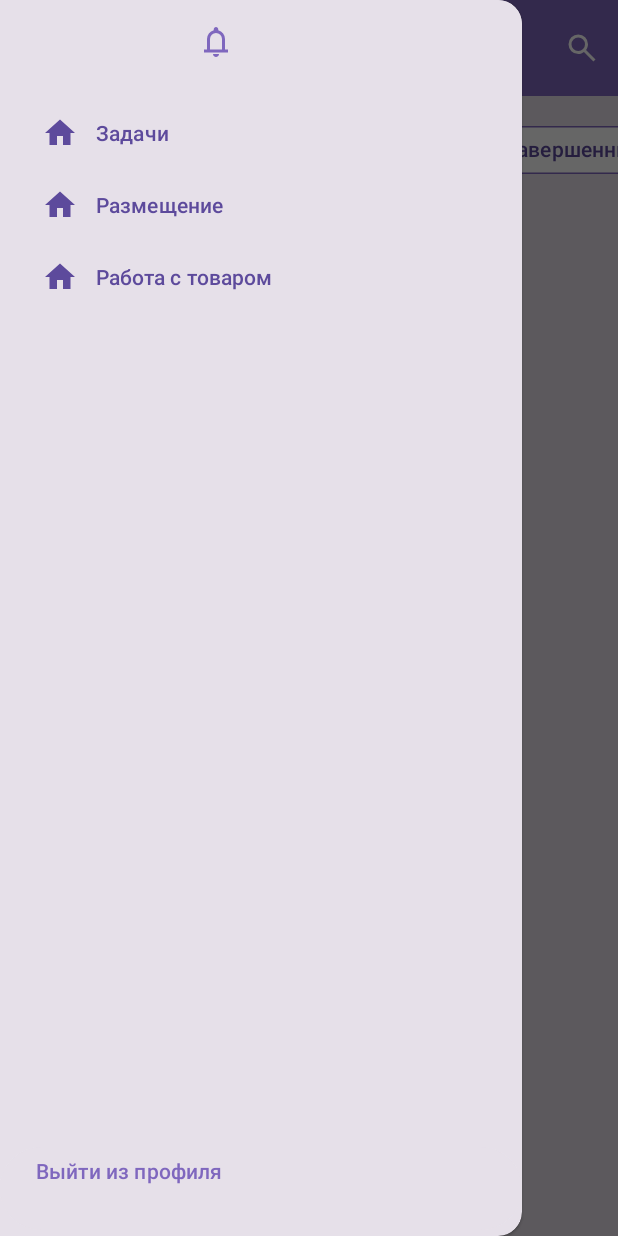
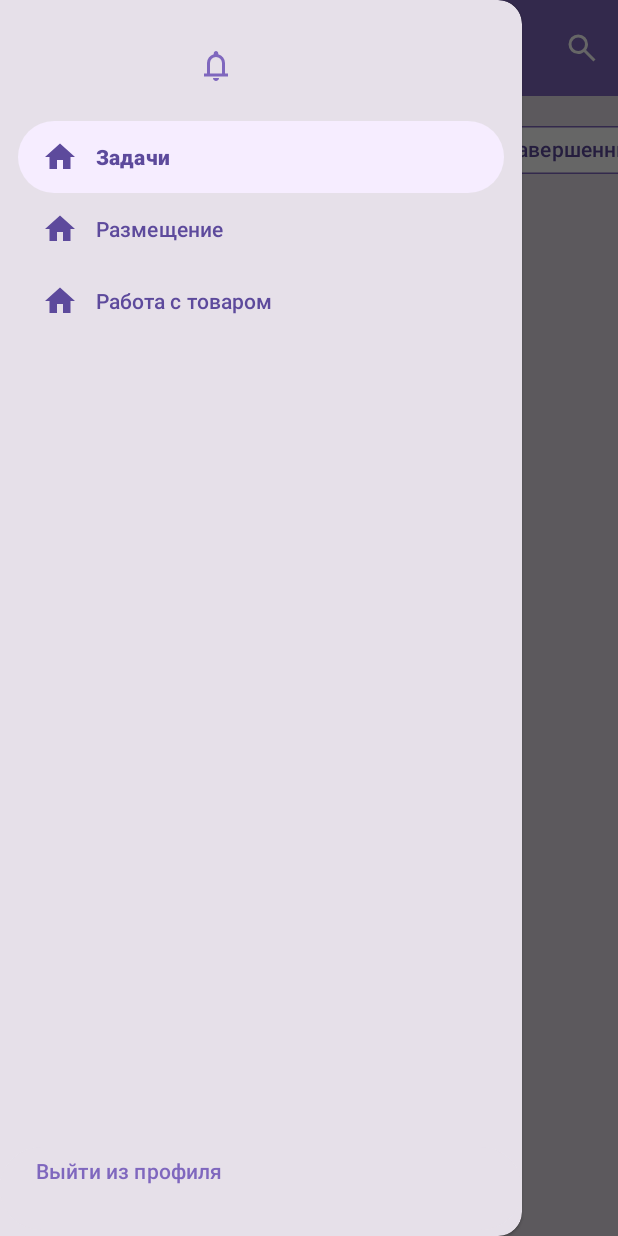
Before and after one commit to Lazydemon341/Ruparts, an Android app built with Jetpack Compose: the screen it shows after launch (MainActivity), with the side drawer open, on a phone screen of 412 x 824 dp. Run offline under Robolectric (Android 15) with nearby library versions, the phone set to English and light mode, and no system bars; our stand-ins replace Dagger/Hilt's generated code, navigation-ui; network calls fail; 3 statements that could not run were skipped.

Commit message:
setup toolbar and drawer with navigation ui

```diff
--- a/app/src/main/java/com/ruparts/app/MainActivity.kt
+++ b/app/src/main/java/com/ruparts/app/MainActivity.kt
@@ -2,37 +2,33 @@ package com.ruparts.app
 
 import android.os.Bundle
 import android.view.View
+import android.widget.Button
 import android.widget.TextView
-import android.widget.Button
 import androidx.activity.enableEdgeToEdge
 import androidx.activity.viewModels
 import androidx.appcompat.app.AppCompatActivity
+import androidx.appcompat.widget.Toolbar
 import androidx.core.os.bundleOf
+import androidx.core.view.isVisible
 import androidx.drawerlayout.widget.DrawerLayout
-import androidx.lifecycle.lifecycleScope
 import androidx.navigation.NavController
+import androidx.navigation.NavOptions
+import androidx.navigation.fragment.NavHostFragment
+import androidx.navigation.ui.AppBarConfiguration
+import androidx.navigation.ui.navigateUp
+import androidx.navigation.ui.setupActionBarWithNavController
 import androidx.navigation.ui.setupWithNavController
-import androidx.navigation.NavOptions
-import androidx.navigation.findNavController
-import androidx.navigation.fragment.NavHostFragment
-import androidx.navigation.fragment.findNavController
 import com.google.android.material.navigation.NavigationView
 import com.ruparts.app.core.navigation.NavigationManager
 import com.ruparts.app.core.utils.collectWhileStarted
-import com.ruparts.app.features.authorization.data.repository.AuthRepository
-import com.ruparts.app.features.menu.presentation.MenuFragmentDirections
-import com.ruparts.app.features.menu.presentation.model.MenuUiEffect
 import com.ruparts.app.model.MainUiEffect
 import dagger.hilt.android.AndroidEntryPoint
-import kotlinx.coroutines.flow.launchIn
-import kotlinx.coroutines.flow.onEach
-import kotlinx.coroutines.launch
 import javax.inject.Inject
 
 @AndroidEntryPoint
 class MainActivity : AppCompatActivity() {
 
-    private val viewModel: MainActivityViewModel by viewModels()
+    private val viewModel: MainViewModel by viewModels()
 
     private lateinit var navController: NavController
 
@@ -43,83 +39,79 @@ class MainActivity : AppCompatActivity() {
     private lateinit var navigationView: NavigationView
     private lateinit var headerView: View
     private lateinit var logoutButton: Button
+    private lateinit var toolbar: Toolbar
+    private lateinit var userName: TextView
 
-    private lateinit var userName: TextView
+    private lateinit var appBarConfiguration: AppBarConfiguration
 
     override fun onCreate(savedInstanceState: Bundle?) {
         enableEdgeToEdge()
         super.onCreate(savedInstanceState)
         setContentView(R.layout.activity_main)
 
-        // Set up Jetpack Navigation
-        val navHostFragment = supportFragmentManager.findFragmentById(R.id.nav_host_fragment) as NavHostFragment
-        navController = navHostFragment.navController
-
         drawerLayout = findViewById(R.id.drawer_layout)
         navigationView = findViewById(R.id.nav_view)
         headerView = navigationView.getHeaderView(0)
         userName = headerView.findViewById(R.id.user_name)
         logoutButton = findViewById(R.id.nav_logout_button)
+        toolbar = findViewById(R.id.toolbar)
 
-        navigationView.inflateMenu(R.menu.navigation_menu)
-
-        lifecycleScope.launch {
-            viewModel.screenState.collect { state ->
-                userName.text = state.userName
-            }
-        }
-
-        navigationView.setupWithNavController(navController)
-
-        navigationView.setNavigationItemSelectedListener { menuItem ->
-            when (menuItem.itemId) {
-                R.id.nav_tasks -> navController.navigate(R.id.taskslistFragment)
-//                R.id.nav_placement ->
-//                R.id.nav_work_with_product ->
-            }
-            menuItem.isChecked = true
-            drawerLayout.closeDrawers()
-            true
-        }
+        setSupportActionBar(toolbar)
+        setupNavigation()
 
         logoutButton.setOnClickListener {
             viewModel.logout()
         }
 
-        observeNavigationEvents()
         collectUiEffects()
+        collectScreenState()
     }
 
-    private fun observeNavigationEvents() {
-        navigationManager.navigationEvents
-            .onEach { event ->
-                when (event) {
-                    is NavigationManager.NavigationEvent.NavigateToAuth -> {
-                        // Navigate to auth fragment and clear the back stack
-                        val bundle = bundleOf(
-                            "showAuthError" to event.showAuthError
-                        )
-                        val navOptions = NavOptions.Builder()
-                            .setPopUpTo(R.id.nav_graph, true)
-                            .build()
-                        navController.navigate(R.id.authFragment, bundle, navOptions)
-                    }
-                }
+    override fun onSupportNavigateUp(): Boolean {
+        return navController.navigateUp(appBarConfiguration)
+                || super.onSupportNavigateUp()
+    }
+
+    private fun setupNavigation() {
+        val navHostFragment =
+            supportFragmentManager.findFragmentById(R.id.nav_host_fragment) as NavHostFragment
+        navController = navHostFragment.navController
+
+        appBarConfiguration = AppBarConfiguration(navController.graph, drawerLayout)
+        setupActionBarWithNavController(navController, appBarConfiguration)
+
+        navigationView.inflateMenu(R.menu.navigation_menu)
+        navigationView.setupWithNavController(navController)
+
+        navController.addOnDestinationChangedListener { controller, destination, _ ->
+            toolbar.subtitle = null
+            when(destination.id) {
+                R.id.authFragment -> toolbar.isVisible = false
+                else -> toolbar.isVisible = true
             }
-            .launchIn(lifecycleScope)
+        }
+    }
+
+    private fun collectScreenState() {
+        viewModel.screenState.collectWhileStarted(lifecycleOwner = this) { state ->
+            userName.text = state.userName
+        }
     }
 
     private fun collectUiEffects() {
-        lifecycleScope.launch {
-            viewModel.uiEffect.collect { effect ->
-                when (effect) {
-                    is MainUiEffect.NavigateToAuth -> {
-                        navController.navigate(R.id.authFragment)
-                        drawerLayout.closeDrawers()
-                    }
+        viewModel.uiEffect.collectWhileStarted(lifecycleOwner = this) { effect ->
+            when (effect) {
+                is MainUiEffect.NavigateToAuth -> {
+                    val bundle = bundleOf(
+                        "showAuthError" to effect.showError
+                    )
+                    val navOptions = NavOptions.Builder()
+                        .setPopUpTo(R.id.nav_graph, true)
+                        .build()
+                    navController.navigate(R.id.authFragment, bundle, navOptions)
+                    drawerLayout.closeDrawers()
                 }
             }
         }
     }
-
 }
--- a/app/src/main/java/com/ruparts/app/MainActivityViewModel.kt
+++ b/app/src/main/java/com/ruparts/app/MainViewModel.kt
@@ -3,9 +3,10 @@ package com.ruparts.app
 import androidx.lifecycle.ViewModel
 import androidx.lifecycle.viewModelScope
 import com.ruparts.app.core.model.User
+import com.ruparts.app.core.navigation.NavigationManager
 import com.ruparts.app.features.authorization.data.repository.AuthRepository
+import com.ruparts.app.model.MainScreenState
 import com.ruparts.app.model.MainUiEffect
-import com.ruparts.app.model.MainScreenState
 import dagger.hilt.android.lifecycle.HiltViewModel
 import kotlinx.coroutines.flow.Flow
 import kotlinx.coroutines.flow.MutableSharedFlow
@@ -14,14 +15,17 @@ import kotlinx.coroutines.flow.SharingStarted
 import kotlinx.coroutines.flow.StateFlow
 import kotlinx.coroutines.flow.asSharedFlow
 import kotlinx.coroutines.flow.flow
+import kotlinx.coroutines.flow.launchIn
 import kotlinx.coroutines.flow.map
+import kotlinx.coroutines.flow.onEach
 import kotlinx.coroutines.flow.stateIn
 import kotlinx.coroutines.launch
 import javax.inject.Inject
 
 @HiltViewModel
-class MainActivityViewModel @Inject constructor(
+class MainViewModel @Inject constructor(
     private val authRepository: AuthRepository,
+    private val navigationManager: NavigationManager,
 ) : ViewModel() {
 
     private val _uiEffect = MutableSharedFlow<MainUiEffect>()
@@ -38,9 +42,21 @@ class MainActivityViewModel @Inject constructor(
             initialValue = MainScreenState(""),
         )
 
+    init {
+        navigationManager.navigationEvents
+            .onEach { event ->
+                when (event) {
+                    is NavigationManager.NavigationEvent.NavigateToAuth -> {
+                        _uiEffect.emit(MainUiEffect.NavigateToAuth(showError = event.showAuthError))
+                    }
+                }
+            }
+            .launchIn(viewModelScope)
+    }
+
     fun logout() = viewModelScope.launch {
         authRepository.logout()
-        _uiEffect.emit(MainUiEffect.NavigateToAuth)
+        _uiEffect.emit(MainUiEffect.NavigateToAuth(showError = false))
     }
 
     private fun userFlow(): Flow<User?> {
--- a/app/src/main/java/com/ruparts/app/features/taskslist/presentation/TasksListFragment.kt
+++ b/app/src/main/java/com/ruparts/app/features/taskslist/presentation/TasksListFragment.kt
@@ -11,9 +11,7 @@ import android.view.View
 import android.view.ViewGroup
 import android.widget.EditText
 import android.widget.ImageView
-import androidx.appcompat.app.AppCompatActivity
 import androidx.appcompat.widget.SearchView
-import androidx.appcompat.widget.Toolbar
 import androidx.core.content.ContextCompat
 import androidx.core.view.MenuProvider
 import androidx.core.view.isVisible
@@ -41,7 +39,6 @@ class TasksListFragment : Fragment() {
     private lateinit var recyclerView: RecyclerView
     private lateinit var adapter: ExpandableTaskAdapter
     private lateinit var chipGroup: ChipGroup
-    private lateinit var toolbar: Toolbar
     private lateinit var progressIndicator: CircularProgressIndicator
 
     override fun onCreateView(
@@ -55,7 +52,7 @@ class TasksListFragment : Fragment() {
     override fun onViewCreated(view: View, savedInstanceState: Bundle?) {
         super.onViewCreated(view, savedInstanceState)
 
-        setupToolbar(view)
+        setupMenu()
 
         recyclerView = view.findViewById(R.id.taskslist_recycler_view)
         adapter = ExpandableTaskAdapter(
@@ -92,19 +89,7 @@ class TasksListFragment : Fragment() {
         setupTaskUpdateListener()
     }
 
-    private fun setupToolbar(view: View) {
-        toolbar = view.findViewById(R.id.tasks_toolbar)
-
-        (activity as? AppCompatActivity)?.apply {
-            setSupportActionBar(toolbar)
-            supportActionBar?.setDisplayHomeAsUpEnabled(true)
-            supportActionBar?.setDisplayShowHomeEnabled(true)
-        }
-
-        toolbar.setNavigationOnClickListener {
-            findNavController().popBackStack()
-        }
-
+    private fun setupMenu() {
         val menuProvider = object : MenuProvider {
             override fun onCreateMenu(menu: Menu, menuInflater: MenuInflater) {
                 menuInflater.inflate(R.menu.search_menu, menu)
@@ -115,7 +100,6 @@ class TasksListFragment : Fragment() {
                 return false // We don't have any menu items that need to be handled here
             }
         }
-
         requireActivity().addMenuProvider(menuProvider, viewLifecycleOwner)
     }
 
--- a/app/src/main/java/com/ruparts/app/model/MainUiEffect.kt
+++ b/app/src/main/java/com/ruparts/app/model/MainUiEffect.kt
@@ -1,5 +1,5 @@
 package com.ruparts.app.model
 
 sealed interface MainUiEffect {
-    data object NavigateToAuth : MainUiEffect
+    data class NavigateToAuth(val showError: Boolean) : MainUiEffect
 }
--- a/app/src/main/res/layout/activity_main.xml
+++ b/app/src/main/res/layout/activity_main.xml
@@ -1,29 +1,39 @@
 <?xml version="1.0" encoding="utf-8"?>
-<androidx.constraintlayout.widget.ConstraintLayout
-    xmlns:android="http://schemas.android.com/apk/res/android"
+<androidx.drawerlayout.widget.DrawerLayout xmlns:android="http://schemas.android.com/apk/res/android"
     xmlns:app="http://schemas.android.com/apk/res-auto"
     xmlns:tools="http://schemas.android.com/tools"
+    android:id="@+id/drawer_layout"
     android:layout_width="match_parent"
     android:layout_height="match_parent"
     android:fitsSystemWindows="true"
     tools:context=".MainActivity">
 
-    <androidx.drawerlayout.widget.DrawerLayout
-        android:id="@+id/drawer_layout"
+    <LinearLayout
         android:layout_width="match_parent"
-        android:layout_height="match_parent">
+        android:layout_height="match_parent"
+        android:orientation="vertical">
+
+        <androidx.appcompat.widget.Toolbar
+            android:id="@+id/toolbar"
+            android:layout_width="match_parent"
+            android:layout_height="?attr/actionBarSize"
+            android:background="@color/purple"
+            android:elevation="4dp"
+            app:theme="@style/ThemeOverlay.AppCompat.Dark"
+            app:titleTextColor="@color/white" />
 
         <androidx.fragment.app.FragmentContainerView
             android:id="@+id/nav_host_fragment"
             android:name="androidx.navigation.fragment.NavHostFragment"
-            android:layout_width="0dp"
-            android:layout_height="0dp"
+            android:layout_width="match_parent"
+            android:layout_height="match_parent"
             app:defaultNavHost="true"
             app:layout_constraintBottom_toBottomOf="parent"
             app:layout_constraintLeft_toLeftOf="parent"
             app:layout_constraintRight_toRightOf="parent"
             app:layout_constraintTop_toTopOf="parent"
             app:navGraph="@navigation/nav_graph" />
+    </LinearLayout>
 
     <com.google.android.material.navigation.NavigationView
         android:id="@+id/nav_view"
@@ -31,6 +41,8 @@
         android:layout_height="match_parent"
         android:layout_gravity="start"
         android:background="@color/based_background"
+        android:fitsSystemWindows="true"
+        android:paddingTop="16dp"
         app:headerLayout="@layout/navigation_header">
 
         <Button
@@ -39,13 +51,11 @@
             android:layout_height="wrap_content"
             android:layout_gravity="bottom"
             android:backgroundTint="@color/based_background"
-                android:gravity="left"
+            android:gravity="start"
+            android:paddingBottom="30dp"
             android:text="Выйти из профиля"
-                android:textColor="@color/purple"
-                android:paddingBottom="30dp"/>
+            android:textColor="@color/purple" />
 
     </com.google.android.material.navigation.NavigationView>
 
 </androidx.drawerlayout.widget.DrawerLayout>
-
-</androidx.constraintlayout.widget.ConstraintLayout>
--- a/app/src/main/res/layout/fragment_taskslist.xml
+++ b/app/src/main/res/layout/fragment_taskslist.xml
@@ -5,16 +5,6 @@
     android:layout_height="match_parent"
     android:backgroundTint="@color/based_background"
     android:orientation="vertical">
-
-    <androidx.appcompat.widget.Toolbar
-        android:id="@+id/tasks_toolbar"
-        android:layout_width="match_parent"
-        android:layout_height="?attr/actionBarSize"
-        android:background="@color/purple"
-        android:elevation="4dp"
-        app:navigationIcon="@drawable/ic_arrow_back"
-        app:title="@string/tasks_list_title"
-        app:titleTextColor="@color/white" />
 
     <HorizontalScrollView
         android:layout_width="match_parent"
--- a/app/src/main/res/menu/navigation_menu.xml
+++ b/app/src/main/res/menu/navigation_menu.xml
@@ -3,7 +3,7 @@
 
     <group android:checkableBehavior="single">
         <item
-            android:id="@+id/nav_tasks"
+            android:id="@+id/taskslistFragment"
             android:icon="@drawable/baseline_home_24"
             android:title="Задачи" />
         <item
--- a/app/src/main/res/navigation/nav_graph.xml
+++ b/app/src/main/res/navigation/nav_graph.xml
@@ -60,7 +60,7 @@
     <fragment
         android:id="@+id/taskslistFragment"
         android:name="com.ruparts.app.features.taskslist.presentation.TasksListFragment"
-        android:label="TasksList"
+        android:label="Задачи"
         tools:layout="@layout/fragment_taskslist">
         <action
             android:id="@+id/action_taskslistFragment_to_menuFragment"
@@ -82,7 +82,7 @@
     <fragment
         android:id="@+id/taskFragment"
         android:name="com.ruparts.app.features.task.presentation.TaskFragment"
-        android:label="Task"
+        android:label="Задача"
         tools:layout="@layout/fragment_task">
 
         <argument
```
Also changed, not shown: app/src/main/java/com/ruparts/app/features/task/presentation/TaskFragment.kt (+2 -13 lines), app/src/main/res/layout/activity_menu.xml (deleted, +0 -21 lines), app/src/main/res/layout/fragment_task.xml (+2 -13 lines). Lines whose indentation alone changed are shown as unchanged.
